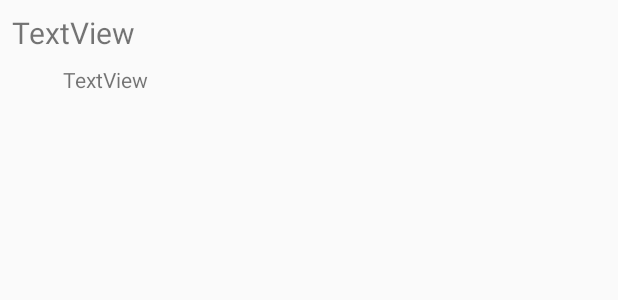
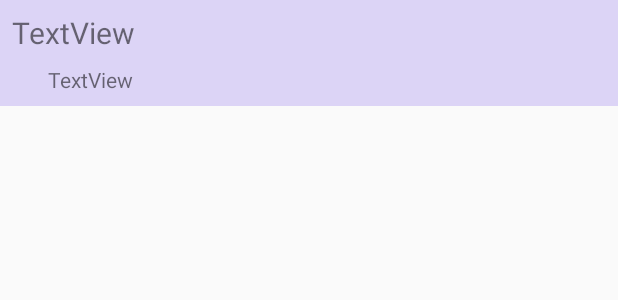
Before and after one commit to dcuthell/bagel-app, an Android app: the layout bagel_list_item.xml on its own in the app's theme, with its tools: preview values and no code run, on a phone screen of 412 x 824 dp. Shown: the top 300 px of the screen. Run offline under Robolectric (Android 15) with nearby library versions, the phone set to English and light mode, and no system bars.

```diff
--- a/app/src/main/res/layout/bagel_list_item.xml
+++ b/app/src/main/res/layout/bagel_list_item.xml
@@ -1,10 +1,10 @@
 <?xml version="1.0" encoding="utf-8"?>
-<android.support.constraint.ConstraintLayout
-    xmlns:android="http://schemas.android.com/apk/res/android"
+<android.support.constraint.ConstraintLayout xmlns:android="http://schemas.android.com/apk/res/android"
     xmlns:app="http://schemas.android.com/apk/res-auto"
     xmlns:tools="http://schemas.android.com/tools"
     android:layout_width="match_parent"
-    android:layout_height="match_parent">
+    android:layout_height="wrap_content"
+    android:background="@color/groovyColor">
 
     <TextView
         android:id="@+id/bagelTypeTextView"
@@ -25,15 +25,15 @@
 
     <TextView
         android:id="@+id/bagelToppingsTextView"
-        android:layout_width="wrap_content"
+        android:layout_width="match_parent"
         android:layout_height="wrap_content"
         android:layout_marginBottom="8dp"
-        android:layout_marginLeft="8dp"
-        android:layout_marginRight="8dp"
+        android:layout_marginLeft="32dp"
+        android:layout_marginRight="24dp"
         android:layout_marginTop="8dp"
         android:text="TextView"
         app:layout_constraintBottom_toBottomOf="parent"
-        app:layout_constraintHorizontal_bias="0.1"
+        app:layout_constraintHorizontal_bias="0.0"
         app:layout_constraintLeft_toLeftOf="parent"
         app:layout_constraintRight_toRightOf="parent"
         app:layout_constraintTop_toBottomOf="@+id/bagelTypeTextView"
```
